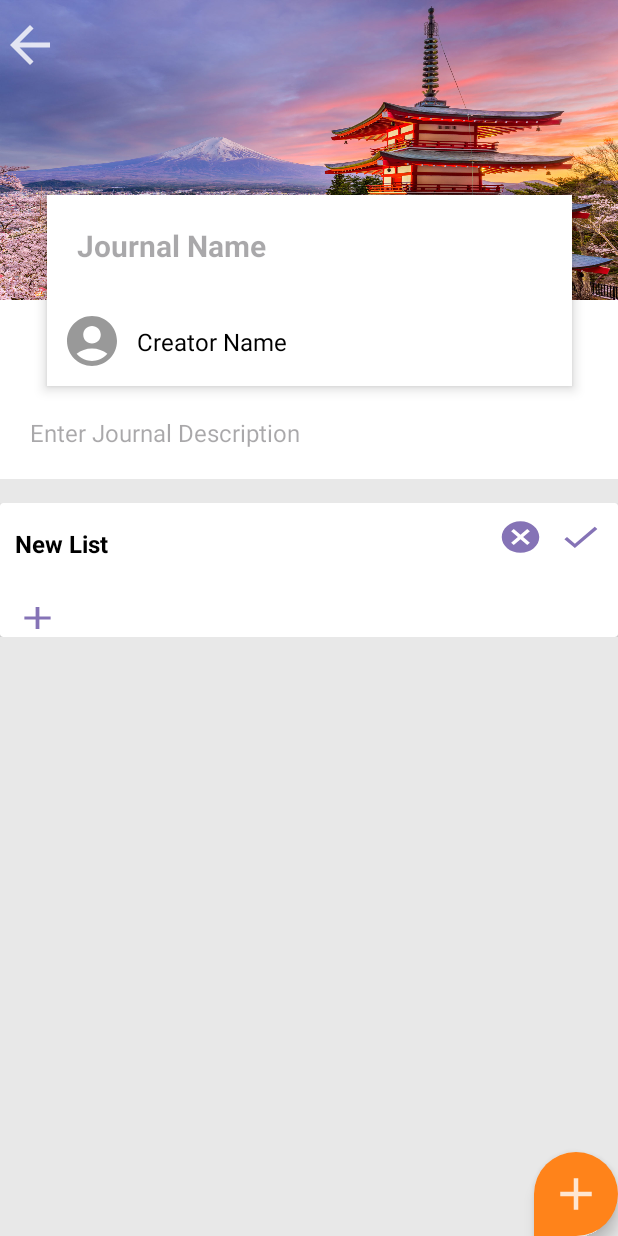
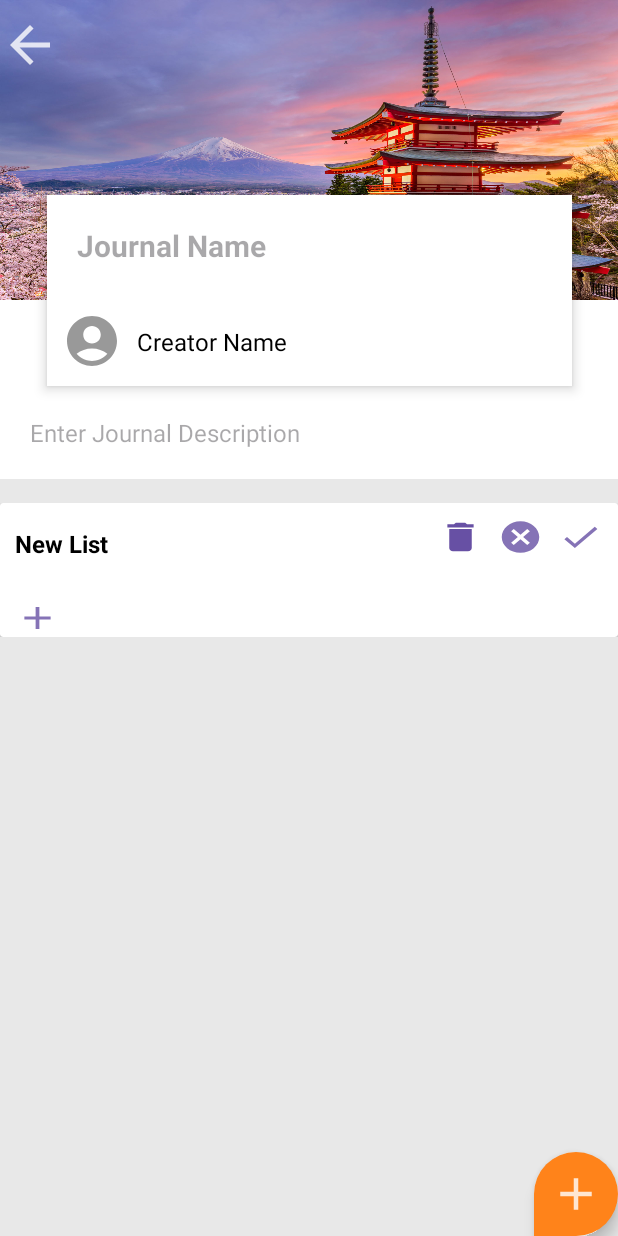
Before and after one commit to RISHIKEsH12321/MAD24_P01_Team3, an Android app: the PostEdit screen opened directly, with no data from a screen before it, after a tap on an icon or button, on a phone screen of 412 x 824 dp. Run offline under Robolectric (Android 15) with nearby library versions, the phone set to English and light mode, and no system bars; our stand-ins replace CircleImageView, Firebase (no records; nobody signed in at launch, a user with empty details on screens opened directly); pictures from the network do not load; 1 statement that could not run was skipped; 1 other tap on this screen came first.

Commit message:
Created delete function to delete ChildMain in Posts

```diff
--- a/app/src/main/res/layout/each_childmain_item_edit.xml
+++ b/app/src/main/res/layout/each_childmain_item_edit.xml
@@ -55,14 +55,11 @@
             android:layout_width="30dp"
             android:layout_height="25dp"
             android:layout_margin="10dp"
-            android:layout_marginStart="365dp"
             android:layout_marginTop="8dp"
-            android:text="-"
-            app:layout_constraintEnd_toStartOf="@+id/btnAdd"
-            app:layout_constraintHorizontal_bias="0.975"
-            app:layout_constraintStart_toEndOf="@+id/eachChildMainName"
-            app:layout_constraintTop_toTopOf="parent"
-            android:visibility="invisible"/>
+            android:background="@drawable/baseline_delete_24"
+            android:visibility="invisible"
+            app:layout_constraintEnd_toStartOf="@+id/btnCancel"
+            app:layout_constraintTop_toTopOf="parent" />
 
 <!--        <Button-->
 <!--            android:id="@+id/btnAdd"-->
```
Also changed, not shown: app/src/main/java/sg/edu/np/mad/travelhub/ChildMainAdapter.java (+5 -5 lines).
